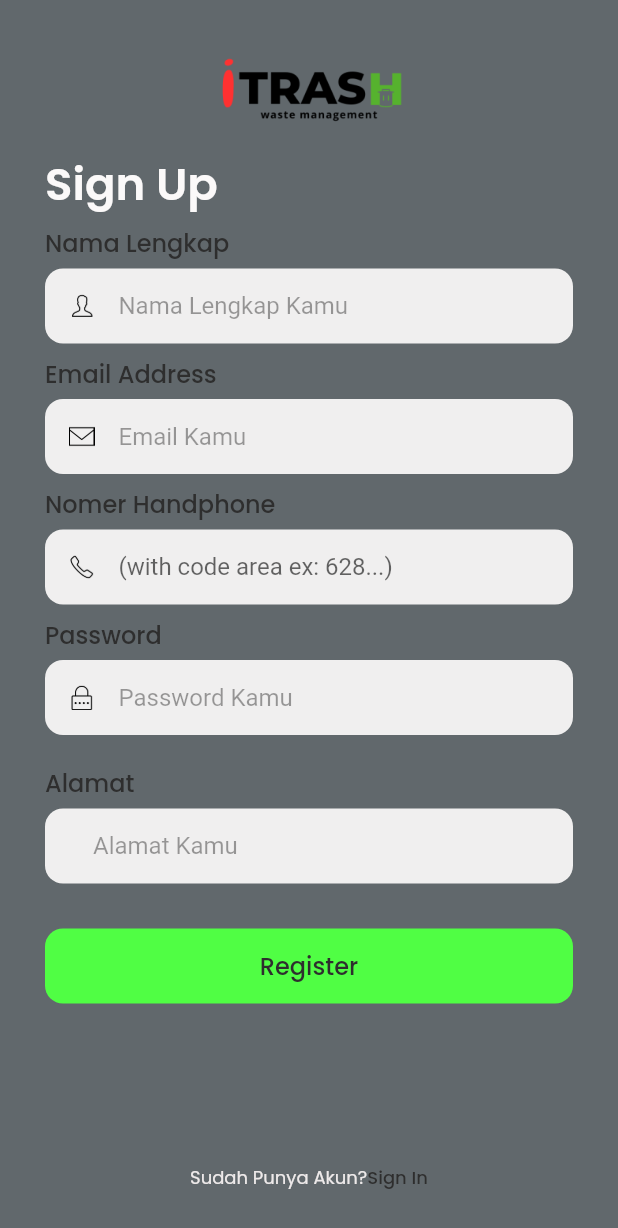
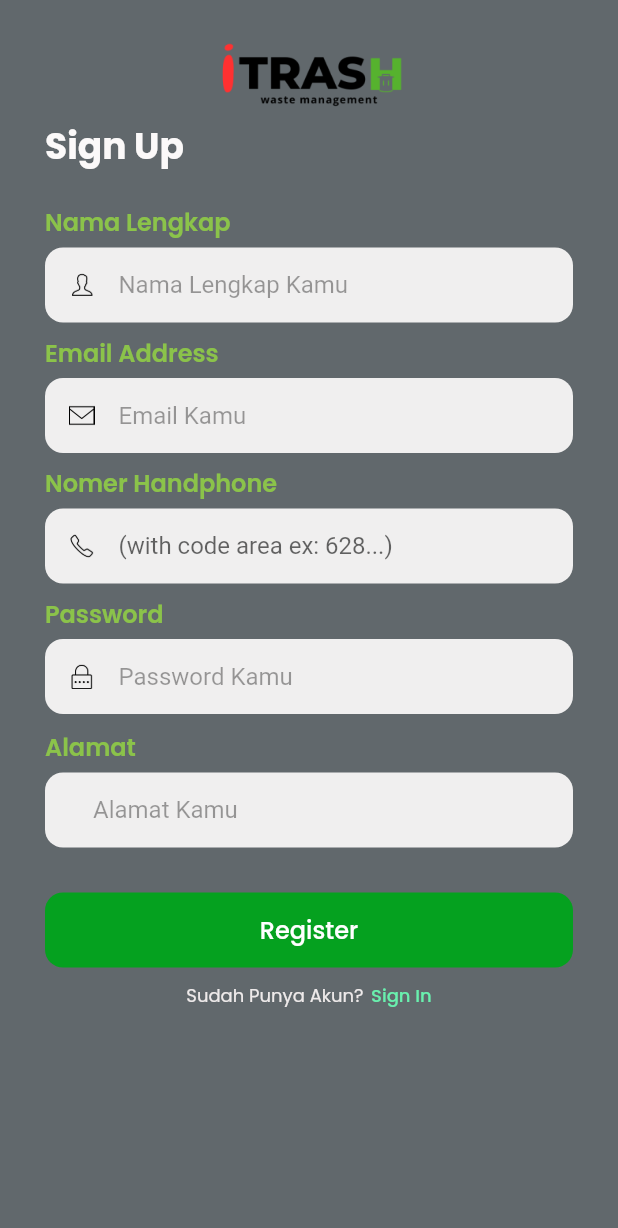
Before and after one commit to ramdhansy12/itrash-skripsi, a Flutter app: the SignUpPage screen opened by its route, on a phone screen of 412 x 824 dp. Shown: the top 1228 px of the screen. Run offline on Flutter 3.47's test engine with Material 2 defaults, Android fonts, the phone set to English and light mode, and no system bars; our stand-ins replace google_fonts; accounts and stored records are empty.

Commit message:
perubahan tema dan scroll di halaman sign up

```diff
--- a/lib/page/sign_up_page.dart
+++ b/lib/page/sign_up_page.dart
@@ -98,7 +98,7 @@ class _SignUpPageState extends State<SignUpPage> {
 
     Widget imageHeader() {
       return Container(
-        margin: const EdgeInsets.only(top: 30),
+        margin: const EdgeInsets.only(top: 10),
         child: const Center(
           child: Column(
             children: [
@@ -115,10 +115,11 @@ class _SignUpPageState extends State<SignUpPage> {
 
     Widget header() {
       return Container(
-        margin: const EdgeInsets.only(top: 10),
+        margin: const EdgeInsets.only(top: 10, bottom: 15),
         child: Column(
           crossAxisAlignment: CrossAxisAlignment.start,
           children: [
+            imageHeader(),
             // const Image(
             //   image: AssetImage('asset/logo.png'),
             //   height: 40,
@@ -127,8 +128,8 @@ class _SignUpPageState extends State<SignUpPage> {
             Text(
               'Sign Up',
               style: primaryTextStyle.copyWith(
-                fontSize: 30,
-                fontWeight: semiBold,
+                fontSize: 24,
+                fontWeight: bold,
                 color: const Color.fromARGB(255, 251, 249, 249),
               ),
             ),
@@ -147,7 +148,8 @@ class _SignUpPageState extends State<SignUpPage> {
               'Nama Lengkap',
               style: primaryTextStyle.copyWith(
                 fontSize: 16,
-                fontWeight: medium,
+                fontWeight: semiBold,
+                color: Colors.lightGreen,
               ),
             ),
             const SizedBox(
@@ -252,7 +254,8 @@ class _SignUpPageState extends State<SignUpPage> {
               'Email Address',
               style: primaryTextStyle.copyWith(
                 fontSize: 16,
-                fontWeight: medium,
+                fontWeight: semiBold,
+                color: Colors.lightGreen,
               ),
             ),
             const SizedBox(
@@ -305,7 +308,8 @@ class _SignUpPageState extends State<SignUpPage> {
               'Nomer Handphone',
               style: primaryTextStyle.copyWith(
                 fontSize: 16,
-                fontWeight: medium,
+                fontWeight: semiBold,
+                color: Colors.lightGreen,
               ),
             ),
             const SizedBox(
@@ -356,7 +360,8 @@ class _SignUpPageState extends State<SignUpPage> {
               'Password',
               style: primaryTextStyle.copyWith(
                 fontSize: 16,
-                fontWeight: medium,
+                fontWeight: semiBold,
+                color: Colors.lightGreen,
               ),
             ),
             const SizedBox(
@@ -384,6 +389,7 @@ class _SignUpPageState extends State<SignUpPage> {
                     Expanded(
                       child: TextFormField(
                         controller: passwordController,
+                        obscureText: true,
                         decoration: const InputDecoration.collapsed(
                           hintText: 'Password Kamu',
                           hintStyle: TextStyle(color: Colors.black38),
@@ -401,7 +407,7 @@ class _SignUpPageState extends State<SignUpPage> {
 
     Widget passwordInput2() {
       return Container(
-        margin: const EdgeInsets.only(top: 20),
+        margin: const EdgeInsets.only(top: 10),
         child: Column(
           crossAxisAlignment: CrossAxisAlignment.start,
           children: [
@@ -409,7 +415,8 @@ class _SignUpPageState extends State<SignUpPage> {
               'Alamat',
               style: primaryTextStyle.copyWith(
                 fontSize: 16,
-                fontWeight: medium,
+                fontWeight: semiBold,
+                color: Colors.lightGreen,
               ),
             ),
             const SizedBox(
@@ -456,7 +463,7 @@ class _SignUpPageState extends State<SignUpPage> {
         child: TextButton(
           onPressed: handleSignUp,
           style: TextButton.styleFrom(
-            backgroundColor: bgButton2,
+            backgroundColor: const Color.fromARGB(255, 5, 161, 31),
             shape: RoundedRectangleBorder(
               borderRadius: BorderRadius.circular(12),
             ),
@@ -464,9 +471,7 @@ class _SignUpPageState extends State<SignUpPage> {
           child: Text(
             'Register',
             style: blackTextStyle.copyWith(
-              fontSize: 16,
-              fontWeight: medium,
-            ),
+                fontSize: 16, fontWeight: medium, color: Colors.white),
           ),
         ),
       );
@@ -474,7 +479,7 @@ class _SignUpPageState extends State<SignUpPage> {
 
     Widget footer() {
       return Container(
-        margin: const EdgeInsets.only(bottom: 30),
+        margin: const EdgeInsets.only(bottom: 30, top: 10),
         child: Row(
           mainAxisAlignment: MainAxisAlignment.center,
           children: [
@@ -483,6 +488,9 @@ class _SignUpPageState extends State<SignUpPage> {
               style: subtitleTextStyle.copyWith(
                 fontSize: 12,
               ),
+            ),
+            const SizedBox(
+              width: 5,
             ),
             GestureDetector(
               onTap: () {
@@ -493,7 +501,7 @@ class _SignUpPageState extends State<SignUpPage> {
                 style: primaryTextStyle2.copyWith(
                     fontSize: 12,
                     fontWeight: medium,
-                ),
+                    color: Colors.greenAccent),
               ),
             )
           ],
@@ -503,16 +511,17 @@ class _SignUpPageState extends State<SignUpPage> {
 
     return Scaffold(
       backgroundColor: backgroundColor3,
-      resizeToAvoidBottomInset: false,
+      resizeToAvoidBottomInset: true,
       body: SafeArea(
         child: Container(
           margin: EdgeInsets.symmetric(
             horizontal: defaultMargin,
           ),
+          child: SingleChildScrollView(
             child: Column(
               crossAxisAlignment: CrossAxisAlignment.start,
               children: [
-              imageHeader(),
+                // imageHeader(),
                 header(),
                 nameInput(),
                 // usernameInput(),
@@ -520,10 +529,10 @@ class _SignUpPageState extends State<SignUpPage> {
                 phoneInput(),
                 passwordInput(),
                 passwordInput2(),
-              isLoading ? LoadingButton() : signUpButton(),
-              const Spacer(),
+                isLoading ? const LoadingButton() : signUpButton(),
                 footer(),
               ],
+            ),
           ),
         ),
       ),
--- a/lib/services/auth_services.dart
+++ b/lib/services/auth_services.dart
@@ -5,8 +5,8 @@ import 'package:itrash_skripsi/model/model.dart';
 import 'package:http/http.dart' as http;
 
 class AuthServices {
-  String baseUrl = 'http://192.168.56.56/api';
-  // String baseUrl = 'https://itrash.technosolution.site/api';
+  // String baseUrl = 'http://192.168.56.56/api';
+  String baseUrl = 'https://itrash.technosolution.site/api';
 
   // register auth api
   Future<String> register({
--- a/lib/services/jenis_sampah_service.dart
+++ b/lib/services/jenis_sampah_service.dart
@@ -3,8 +3,8 @@ import 'package:itrash_skripsi/model/model.dart';
 import 'package:http/http.dart' as http;
 
 class JenisSampahService {
-  String baseUrl = 'http://192.168.56.56/api';
-  // String baseUrl = 'https://itrash.technosolution.site/api';
+  // String baseUrl = 'http://192.168.56.56/api';
+  String baseUrl = 'https://itrash.technosolution.site/api';
 
   Future<List<JenisSampah>> getJenisSampah() async {
     var url = '$baseUrl/jenis-sampah';
--- a/lib/services/pembayaran_service.dart
+++ b/lib/services/pembayaran_service.dart
@@ -3,8 +3,8 @@ import 'package:itrash_skripsi/model/model.dart';
 import 'package:http/http.dart' as http;
 
 class PembayaranService {
-  // String baseUrl = 'https://itrash.technosolution.site/api';
-  String baseUrl = 'http://192.168.56.56/api';
+  String baseUrl = 'https://itrash.technosolution.site/api';
+  // String baseUrl = 'http://192.168.56.56/api';
 
   Future<List<PembayaranModel>> getPembayaran(String token) async {
     var url = '$baseUrl/pembayaran';
--- a/lib/services/transaksi_service.dart
+++ b/lib/services/transaksi_service.dart
@@ -4,8 +4,8 @@ import 'package:itrash_skripsi/model/model.dart';
 import 'package:http/http.dart' as http;
 
 class TransaksiService {
-  String baseUrl = 'http://192.168.56.56/api';
-  // String baseUrl = 'https://itrash.technosolution.site/api';
+  // String baseUrl = 'http://192.168.56.56/api';
+  String baseUrl = 'https://itrash.technosolution.site/api';
 
   Future<List<TransaksiModel>> getTransaksi(String token) async {
     var url = '$baseUrl/transaksi';
```
Lines whose indentation alone changed are shown as unchanged.
